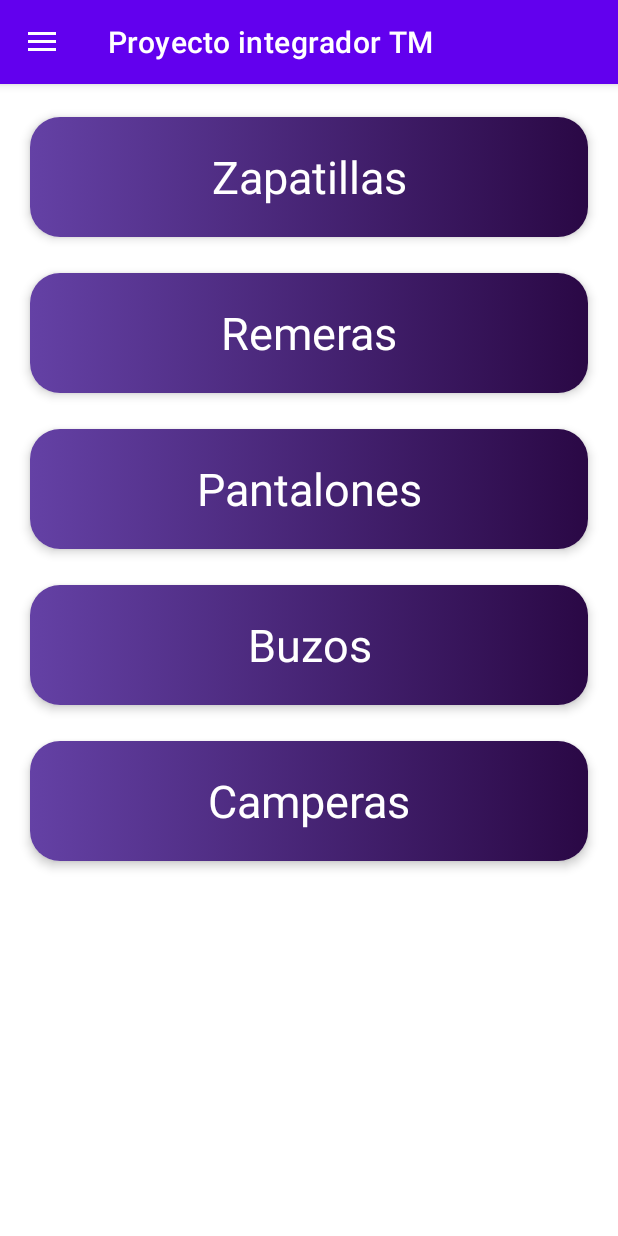
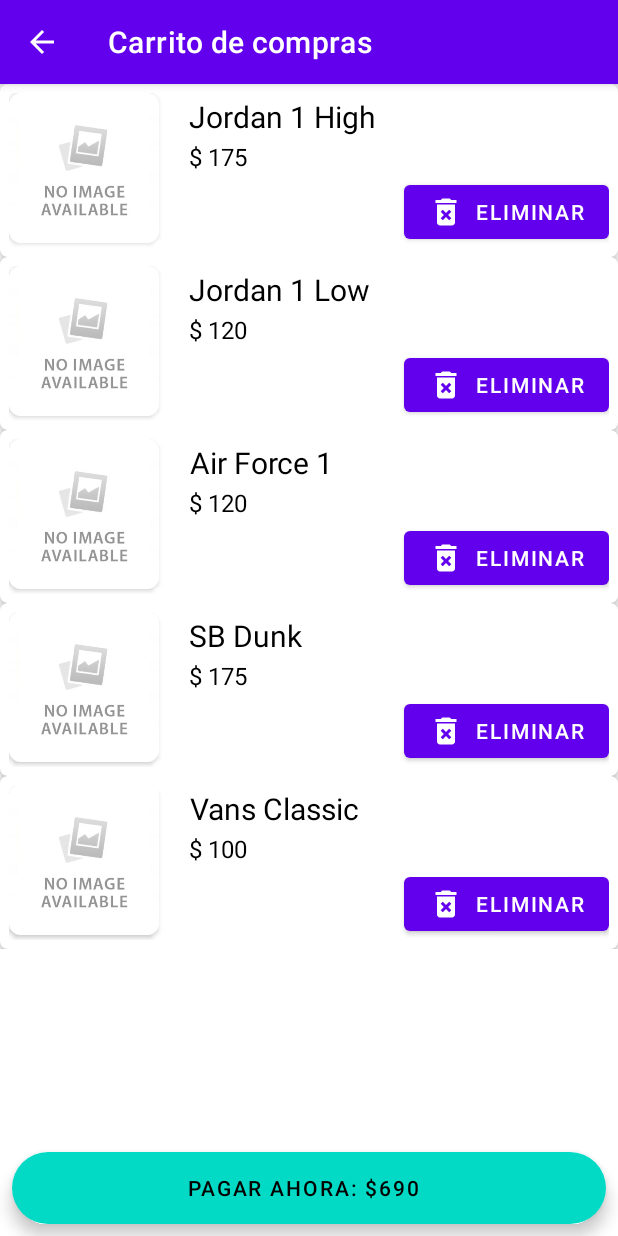
Before and after one commit to AguuSz/proyecto-integrador-TM, an Android app: the screen it shows after launch (HomeActivity before the commit, CartActivity after it), on a phone screen of 412 x 824 dp. Run offline under Robolectric (Android 15) with nearby library versions, the phone set to English and light mode, and no system bars.

Commit message:
created activity and created a new recyclerView (suspicious & needs review)

```diff
--- /dev/null
+++ b/app/src/main/java/com/agus/proyectointegradortm/activities/CartActivity.kt
@@ -0,0 +1,44 @@
+package com.agus.proyectointegradortm.activities
+
+import android.os.Bundle
+import android.widget.Toast
+import androidx.appcompat.app.AppCompatActivity
+import androidx.recyclerview.widget.LinearLayoutManager
+import com.agus.proyectointegradortm.adapters.CartAdapter
+import com.agus.proyectointegradortm.databinding.ActivityCartBinding
+import com.agus.proyectointegradortm.models.Product
+import com.agus.proyectointegradortm.providers.ShoeProvider
+
+class CartActivity : AppCompatActivity() {
+    private lateinit var binding: ActivityCartBinding
+    private lateinit var cartProductList: MutableList<Product>
+    private lateinit var adapter: CartAdapter
+    override fun onCreate(savedInstanceState: Bundle?) {
+        super.onCreate(savedInstanceState)
+        binding = ActivityCartBinding.inflate(layoutInflater)
+        setContentView(binding.root)
+
+        val actionBar = supportActionBar
+        actionBar?.title = "Carrito de compras"
+
+        // RecyclerView handling
+        val recyclerView = binding.rvCartProducts
+        // TODO: Este provider de las zapatillas esta puesto de modo temporal solamente para tener items
+        cartProductList = ShoeProvider.shoeList.toMutableList()
+        adapter = CartAdapter(cartProductList)
+
+        recyclerView.layoutManager = LinearLayoutManager(this)
+        recyclerView.adapter = adapter
+
+        // Ir a pagar boton
+        var cartTotal = 0
+        cartProductList.forEach { product ->
+            cartTotal += product.price
+        }
+        binding.fabPay.text = "Pagar ahora: $" + cartTotal.toString()
+        binding.fabPay.setOnClickListener {
+            Toast.makeText(this, "La funcion de ir a pagar se implementara pronto!", Toast.LENGTH_SHORT).show()
+        }
+
+    }
+}
--- a/app/src/main/java/com/agus/proyectointegradortm/activities/HomeActivity.kt
+++ b/app/src/main/java/com/agus/proyectointegradortm/activities/HomeActivity.kt
@@ -54,6 +54,11 @@ class HomeActivity : AppCompatActivity(), NavigationView.OnNavigationItemSelecte
             intent.putExtra("type", it)
             startActivity(intent)
         }
+
+        binding.fabShoppingCart.setOnClickListener {
+            val intent = Intent(this, CartActivity::class.java)
+            startActivity(intent)
+        }
     }
 
     // Funcion para cuando se elige un elemento
--- /dev/null
+++ b/app/src/main/java/com/agus/proyectointegradortm/adapters/CartAdapter.kt
@@ -0,0 +1,54 @@
+package com.agus.proyectointegradortm.adapters
+
+import android.view.LayoutInflater
+import android.view.View
+import android.view.ViewGroup
+import android.widget.TextView
+import androidx.recyclerview.widget.RecyclerView
+import com.agus.proyectointegradortm.R
+import com.agus.proyectointegradortm.databinding.ProductElementBinding
+import com.agus.proyectointegradortm.models.Product
+
+class CartAdapter (private var productList: List<Product>): RecyclerView.Adapter<CartAdapter.ViewHolder>() {
+    var onItemClick: ((Product) -> Unit)? = null
+
+    override fun onCreateViewHolder(viewGroup: ViewGroup, i: Int): ViewHolder {
+        val v = LayoutInflater.from(viewGroup.context).inflate(R.layout.cart_element, viewGroup, false)
+        return ViewHolder(v)
+    }
+
+    // Cuando puebla cada elemento
+    override fun onBindViewHolder(viewHolder: ViewHolder, i: Int) {
+        viewHolder.productTitle.text = productList[i].title
+
+        val priceText = "$ " + productList[i].price.toString()
+        viewHolder.productPrice.text = priceText
+
+        viewHolder.itemView.setOnClickListener {
+            onItemClick?.invoke(productList[i])
+        }
+    }
+
+    override fun getItemCount(): Int {
+        return productList.size
+    }
+
+    fun updateProductList(productList: List<Product>) {
+        this.productList = productList
+        notifyDataSetChanged()
+    }
+
+    inner class ViewHolder(itemView: View): RecyclerView.ViewHolder(itemView) {
+        val binding = ProductElementBinding.bind(itemView)
+
+        var productTitle: TextView
+        var productPrice: TextView
+//        var productImage:
+
+        init {
+            productTitle = binding.tvProductTitle
+            productPrice = binding.tvProductPrice
+        }
+    }
+
+}
--- /dev/null
+++ b/app/src/main/res/drawable/ic_add_icon.xml
@@ -0,0 +1,5 @@
+<vector android:height="24dp" android:tint="#FFFFFF"
+    android:viewportHeight="24" android:viewportWidth="24"
+    android:width="24dp" xmlns:android="http://schemas.android.com/apk/res/android">
+    <path android:fillColor="@android:color/white" android:pathData="M19,3L5,3c-1.11,0 -2,0.9 -2,2v14c0,1.1 0.89,2 2,2h14c1.1,0 2,-0.9 2,-2L21,5c0,-1.1 -0.9,-2 -2,-2zM17,13h-4v4h-2v-4L7,13v-2h4L11,7h2v4h4v2z"/>
+</vector>
--- /dev/null
+++ b/app/src/main/res/drawable/ic_delete.xml
@@ -0,0 +1,5 @@
+<vector android:height="24dp" android:tint="#FFFFFF"
+    android:viewportHeight="24" android:viewportWidth="24"
+    android:width="24dp" xmlns:android="http://schemas.android.com/apk/res/android">
+    <path android:fillColor="@android:color/white" android:pathData="M6,19c0,1.1 0.9,2 2,2h8c1.1,0 2,-0.9 2,-2L18,7L6,7v12zM8.46,11.88l1.41,-1.41L12,12.59l2.12,-2.12 1.41,1.41L13.41,14l2.12,2.12 -1.41,1.41L12,15.41l-2.12,2.12 -1.41,-1.41L10.59,14l-2.13,-2.12zM15.5,4l-1,-1h-5l-1,1L5,4v2h14L19,4z"/>
+</vector>
--- /dev/null
+++ b/app/src/main/res/layout/activity_cart.xml
@@ -0,0 +1,32 @@
+<?xml version="1.0" encoding="utf-8"?>
+<androidx.constraintlayout.widget.ConstraintLayout
+    xmlns:app="http://schemas.android.com/apk/res-auto"
+    xmlns:android="http://schemas.android.com/apk/res/android"
+    xmlns:tools="http://schemas.android.com/tools"
+    android:layout_width="match_parent"
+    android:layout_height="match_parent"
+    tools:context=".activities.CartActivity" >
+
+    <ScrollView
+        app:layout_constraintTop_toTopOf="parent"
+        android:layout_width="match_parent"
+        android:layout_height="wrap_content">
+
+        <androidx.recyclerview.widget.RecyclerView
+            android:id="@+id/rvCartProducts"
+            android:layout_width="match_parent"
+            android:layout_height="wrap_content" />
+    </ScrollView>
+
+    <com.google.android.material.floatingactionbutton.ExtendedFloatingActionButton
+        android:id="@+id/fabPay"
+        app:layout_constraintBottom_toBottomOf="parent"
+        app:layout_constraintStart_toStartOf="parent"
+        app:layout_constraintEnd_toEndOf="parent"
+        android:layout_width="match_parent"
+        android:layout_height="wrap_content"
+        android:layout_margin="8dp"
+        android:gravity="center"
+        android:text="@string/fabPayTitle"
+        app:layout_anchorGravity="bottom|right|end"/>
+</androidx.constraintlayout.widget.ConstraintLayout>
--- a/app/src/main/res/layout/activity_home.xml
+++ b/app/src/main/res/layout/activity_home.xml
@@ -28,4 +28,22 @@
 
     </ScrollView>
 
+    <androidx.constraintlayout.widget.ConstraintLayout
+        android:layout_width="match_parent"
+        android:layout_height="match_parent">
+
+        <com.google.android.material.floatingactionbutton.FloatingActionButton
+            android:id="@+id/fabShoppingCart"
+            android:layout_width="wrap_content"
+            android:layout_height="wrap_content"
+            android:layout_gravity="end"
+            android:layout_marginEnd="16dp"
+            android:layout_marginBottom="16dp"
+            android:src="@drawable/ic_shopping_cart"
+            app:fabSize="normal"
+            app:layout_constraintBottom_toBottomOf="parent"
+            app:layout_constraintEnd_toEndOf="parent" />
+
+    </androidx.constraintlayout.widget.ConstraintLayout>
+
 </androidx.drawerlayout.widget.DrawerLayout>
--- /dev/null
+++ b/app/src/main/res/layout/cart_element.xml
@@ -0,0 +1,93 @@
+<?xml version="1.0" encoding="utf-8"?>
+
+<!--Este archivo nos definira como se vera cada elemento que va a estar en la lista (RecyclerView de Cart)-->
+
+<androidx.cardview.widget.CardView
+    xmlns:android="http://schemas.android.com/apk/res/android"
+    xmlns:app="http://schemas.android.com/apk/res-auto"
+    android:id="@+id/cvCartItem"
+    android:layout_width="match_parent"
+    android:layout_height="wrap_content"
+    android:animateLayoutChanges="true"
+    app:cardCornerRadius="5dp"
+    app:cardElevation="4dp">
+
+    <LinearLayout
+        android:layout_width="match_parent"
+        android:layout_height="wrap_content"
+        android:animateLayoutChanges="true"
+        android:orientation="vertical">
+
+        <LinearLayout
+            android:layout_width="match_parent"
+            android:layout_height="wrap_content"
+            android:orientation="horizontal"
+            android:padding="6dp">
+            <androidx.cardview.widget.CardView
+                android:id="@+id/cvProductImage"
+                android:layout_width="wrap_content"
+                android:layout_height="wrap_content"
+                app:cardCornerRadius="8dp"
+                android:elevation="0dp">
+                <ImageView
+                    android:id="@+id/ivProductImage"
+                    android:layout_width="100dp"
+                    android:layout_height="100dp"
+                    android:layout_alignParentStart="true"
+                    android:layout_centerVertical="true"
+                    android:layout_gravity="center"
+
+                    android:src="@drawable/no_img_avaliable"
+                    android:contentDescription="background" />
+            </androidx.cardview.widget.CardView>
+
+            <LinearLayout
+                android:orientation="vertical"
+                android:layout_width="match_parent"
+                android:layout_height="wrap_content" >
+
+                <LinearLayout
+                    android:id="@+id/linearLayout"
+                    android:layout_width="wrap_content"
+                    android:layout_height="wrap_content"
+                    android:layout_marginStart="20dp"
+                    android:layout_marginTop="2dp"
+                    android:orientation="vertical">
+
+                    <TextView
+                        android:id="@+id/tvProductTitle"
+                        android:layout_width="match_parent"
+                        android:layout_height="wrap_content"
+                        android:layout_marginBottom="2dp"
+                        android:breakStrategy="high_quality"
+                        android:gravity="center"
+                        android:text="Titulo del producto"
+                        android:textColor="@color/black"
+                        android:textSize="20sp" />
+
+                    <TextView
+                        android:id="@+id/tvProductPrice"
+                        android:layout_width="match_parent"
+                        android:layout_height="wrap_content"
+                        android:layout_marginBottom="2dp"
+                        android:breakStrategy="high_quality"
+                        android:text="$ 10.0"
+                        android:textColor="@color/black"
+                        android:textSize="16sp" />
+
+                </LinearLayout>
+
+                <Button
+                    android:id="@+id/btnDelete"
+                    android:layout_width="wrap_content"
+                    android:layout_height="wrap_content"
+                    android:text="@string/btnDeleteText"
+                    android:drawableLeft="@drawable/ic_delete"
+                    android:layout_gravity="end"
+                    android:textSize="14sp" />
+
+            </LinearLayout>
+
+        </LinearLayout>
+    </LinearLayout>
+</androidx.cardview.widget.CardView>
--- a/app/src/main/res/values/strings.xml
+++ b/app/src/main/res/values/strings.xml
@@ -13,4 +13,9 @@
     <string name="shirtsTitle">Remeras</string>
     <string name="pantsTitle">Pantalones</string>
     <string name="jacketTitle">Camperas</string>
+
+    <!--Cart screen titles-->
+    <string name="fabPayTitle">Pagar ahora</string>
+    <string name="btnDeleteText">Eliminar</string>
+
 </resources>
```
Also changed, not shown: app/src/main/AndroidManifest.xml (+13 -6 lines).
